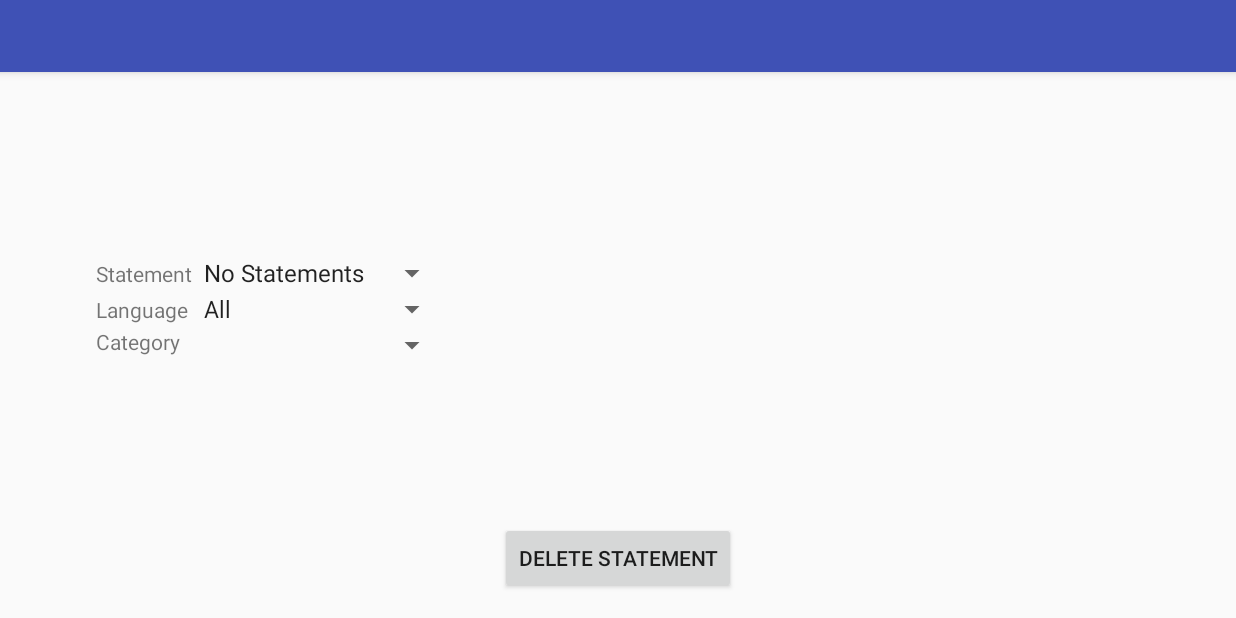
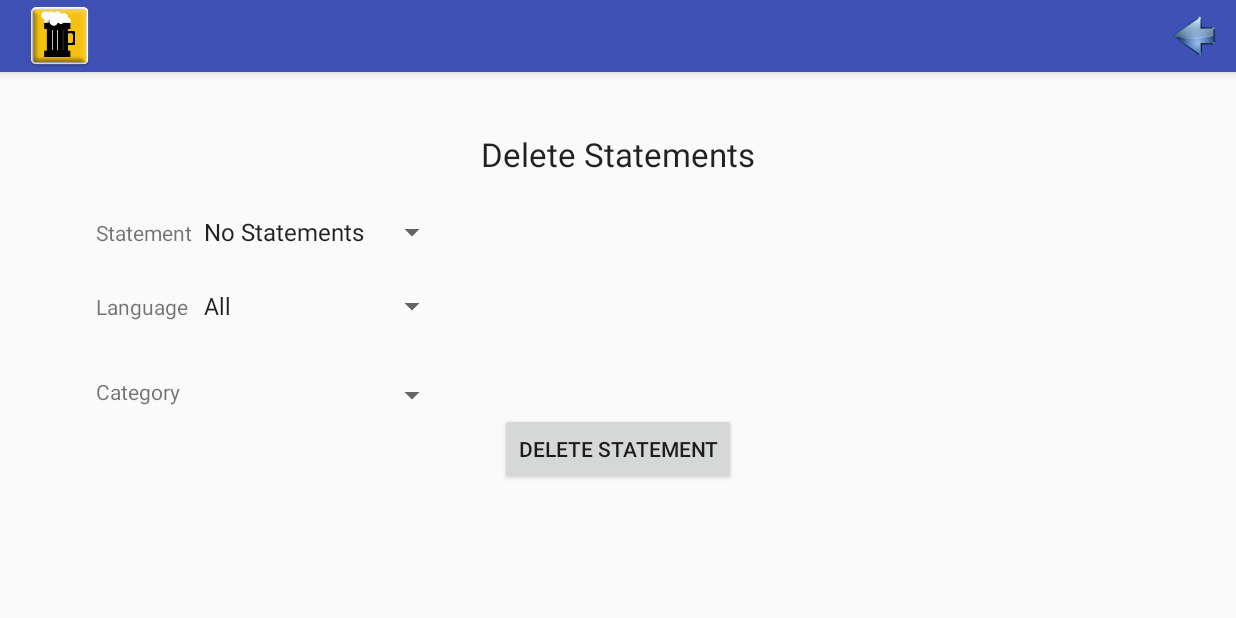
Before and after one commit to Gertfreiberger/Trinkspielsammlung, an Android app: the DeleteStatementActivity screen opened directly, with no data from a screen before it, on a phone screen of 824 x 412 dp (held sideways). Run offline under Robolectric (Android 15) with nearby library versions, the phone set to English and light mode, and no system bars; 9 statements that could not run were skipped.

Commit message:
[MB, PS] Prepared Settings Activity for Presentation

```diff
--- a/DrinkingGamesCollection/app/src/main/java/wtfisandroid/drinkinggamescollection/activities/games/settings/DeleteStatementActivity.java
+++ b/DrinkingGamesCollection/app/src/main/java/wtfisandroid/drinkinggamescollection/activities/games/settings/DeleteStatementActivity.java
@@ -1,11 +1,16 @@
 package wtfisandroid.drinkinggamescollection.activities.games.settings;
 
 import android.content.SharedPreferences;
+import android.content.res.Resources;
+import android.database.sqlite.SQLiteDatabase;
+import android.media.AudioManager;
 import android.os.Bundle;
 import android.preference.PreferenceManager;
 import android.support.design.widget.Snackbar;
 import android.support.v7.app.AppCompatActivity;
 import android.support.v7.widget.Toolbar;
+import android.view.Menu;
+import android.view.MenuItem;
 import android.view.View;
 import android.widget.AdapterView;
 import android.widget.ArrayAdapter;
@@ -32,16 +37,23 @@ public class DeleteStatementActivity extends AppCompatActivity {
 	private Spinner spCategory;
 	private ArrayList<String> statementsText;
 	private ArrayAdapter<String> statementsAdapter;
+	private Resources resource;
+	private Utilities utilities;
+	private SharedPreferences sharedPref;
+	private SQLiteDatabase wdb;
+	private boolean deleteStatement = true;
 
 	@Override
 	protected void onCreate(Bundle savedInstanceState) {
 		super.onCreate(savedInstanceState);
-		Utilities utilities = new Utilities(this);
-		SharedPreferences sharedPref = PreferenceManager.getDefaultSharedPreferences(getApplicationContext());
+
+		resource = getResources();
+		utilities = new Utilities(this);
+		sharedPref = PreferenceManager.getDefaultSharedPreferences(getApplicationContext());
 		String currentLanguage = sharedPref.getString(Utilities.LANGUAGE_PREFERENCE_KEY, Locale.getDefault().getDisplayLanguage());
 		utilities.setLanguage(currentLanguage);
 
-		setContentView(R.layout.activity_i_have_never_ever);
+		setContentView(R.layout.activity_delete_statement);
 
 		Toolbar toolbar = (Toolbar) findViewById(R.id.toolbar);
 		setSupportActionBar(toolbar);
@@ -51,13 +63,13 @@ public class DeleteStatementActivity extends AppCompatActivity {
 		if ( getSupportActionBar() != null ) {
 			getSupportActionBar().setDisplayShowTitleEnabled(false);
 		}
-		setContentView(R.layout.activity_delete_statement);
 
 		spStatements = (Spinner) findViewById(R.id.spStatement);
 		spLanguage = (Spinner) findViewById(R.id.spLanguage);
 		spCategory = (Spinner) findViewById(R.id.spCategory);
 
 		db = new DatabaseHandler(getApplicationContext());
+		wdb = db.getWritableDatabase();
 
 		statementsText = new ArrayList<>();
 
@@ -95,6 +107,35 @@ public class DeleteStatementActivity extends AppCompatActivity {
 	}
 
 	@Override
+	public boolean onCreateOptionsMenu(Menu menu) {
+		getMenuInflater().inflate(R.menu.menu_add_statement, menu);
+		return true;
+	}
+
+	@Override
+	public boolean onOptionsItemSelected(MenuItem item) {
+		switch ( item.getItemId() ) {
+			case R.id.back:
+				if ( sharedPref.getBoolean(Utilities.SOUND_PREFERENCE_KEY, false) )
+					utilities.playSound(1, AudioManager.FX_KEYPRESS_RETURN);
+				finish();
+				break;
+		}
+		return super.onOptionsItemSelected(item);
+	}
+
+	/**
+	 * Take care of popping the fragment back stack or finishing the activity
+	 * as appropriate.
+	 */
+	@Override
+	public void onBackPressed() {
+		if ( !wdb.inTransaction() )
+				super.onBackPressed();
+
+	}
+
+	@Override
 	protected void onDestroy() {
 		db.close();
 		super.onDestroy();
@@ -115,12 +156,41 @@ public class DeleteStatementActivity extends AppCompatActivity {
 
 	public void onClickDeleteStatement(View v) {
 		String statement = String.valueOf(spStatements.getSelectedItem());
-		db.deleteStatement(statement);
+		wdb.beginTransaction();
+		deleteStatement = true;
+		db.deleteStatement(statement, wdb);
 		View view = findViewById(android.R.id.content);
 		if ( view != null ) {
 			Snackbar snackbar = Snackbar.make(view, R.string.statement_deleted, Snackbar.LENGTH_LONG);
+			snackbar.setAction(resource.getString(R.string.undo), new UndoListener());
+			snackbar.setCallback(new Snackbar.Callback() {
+
+				@Override
+				public void onDismissed(Snackbar snackbar, int event) {
+					if ( deleteStatement ) {
+						wdb.setTransactionSuccessful();
+						statementsAdapter.remove(spStatements.getSelectedItem().toString());
+					}
+					wdb.endTransaction();
+				}
+
+				@Override
+				public void onShown(Snackbar snackbar) {
+				}
+			});
 			snackbar.show();
+		} else {
+			wdb.setTransactionSuccessful();
+			wdb.endTransaction();
+			statementsAdapter.remove(spStatements.getSelectedItem().toString());
 		}
-		statementsAdapter.remove(spStatements.getSelectedItem().toString());
+	}
+
+	public class UndoListener implements View.OnClickListener {
+
+		@Override
+		public void onClick(View v) {
+			deleteStatement = false;
+		}
 	}
 }
--- a/DrinkingGamesCollection/app/src/main/java/wtfisandroid/drinkinggamescollection/logic/DatabaseHandler.java
+++ b/DrinkingGamesCollection/app/src/main/java/wtfisandroid/drinkinggamescollection/logic/DatabaseHandler.java
@@ -125,14 +125,11 @@ public class DatabaseHandler extends SQLiteOpenHelper {
 		values.put(KEY_LANGUAGE, statement.getLanguage());
 
 		long k = db.insert(TABLE_STATEMENTS, null, values);
-		Log.d(TAG, "getAllStatements() long = " + k + " with: " + "getAllStatements = [" + getAllStatements("Select  * from statements") + "]");
 		db.close();
 	}
 
-	public void deleteStatement(String statement) {
-		SQLiteDatabase db = this.getWritableDatabase();
+	public void deleteStatement(String statement, SQLiteDatabase db) {
 		db.delete(TABLE_STATEMENTS, KEY_STATEMENT + " = ?", new String[]{ statement });
-		db.close();
 	}
 
 	public int getStatementsCount(String language) {
--- a/DrinkingGamesCollection/app/src/main/res/layout/activity_delete_statement.xml
+++ b/DrinkingGamesCollection/app/src/main/res/layout/activity_delete_statement.xml
@@ -29,36 +29,41 @@
         android:paddingLeft="@dimen/activity_horizontal_margin"
         android:paddingRight="@dimen/activity_horizontal_margin"
         android:paddingTop="@dimen/activity_vertical_margin"
-        tools:context="wtfisandroid.drinkinggamescollection.activities.games.settings.DeleteStatementActivity">
+        tools:context="wtfisandroid.drinkinggamescollection.activities.games.settings.DeleteStatementActivity"
+        android:gravity="center">
 
         <TextView
             android:id="@+id/textView5"
             android:layout_width="wrap_content"
             android:layout_height="wrap_content"
-            android:layout_alignParentTop="true"
-            android:layout_centerHorizontal="true"
             android:text="@string/delete_statements"
-            android:textAppearance="?android:attr/textAppearanceLarge"/>
+            android:textAppearance="?android:attr/textAppearanceLarge"
+            android:layout_above="@+id/tableLayout"
+            android:layout_centerHorizontal="true"/>
 
         <Button
             android:id="@+id/button2"
             android:layout_width="wrap_content"
             android:layout_height="wrap_content"
+            android:onClick="onClickDeleteStatement"
+            android:text="@string/delete_statement"
             android:layout_alignParentBottom="true"
-            android:layout_centerHorizontal="true"
-            android:onClick="onClickDeleteStatement"
-            android:text="@string/delete_statement"/>
+            android:layout_centerHorizontal="true"/>
 
         <!-- TODO Add space between rows-->
         <TableLayout
             android:layout_width="match_parent"
             android:layout_height="wrap_content"
             android:layout_alignParentStart="true"
-            android:layout_centerVertical="true">
+            android:gravity="center_vertical|center|center_horizontal"
+            android:layout_marginTop="25dp"
+            android:id="@+id/tableLayout"
+            android:layout_above="@+id/button2">
 
             <TableRow
                 android:layout_width="match_parent"
-                android:layout_height="match_parent">
+                android:layout_height="match_parent"
+                android:layout_marginBottom="25dp">
 
                 <TextView
                     android:id="@+id/textView6"
@@ -88,7 +93,8 @@
                     android:id="@+id/spLanguage"
                     android:layout_width="wrap_content"
                     android:layout_height="wrap_content"
-                    android:spinnerMode="dropdown"/>
+                    android:spinnerMode="dropdown"
+                    android:layout_marginBottom="35dp"/>
             </TableRow>
 
             <TableRow
--- a/DrinkingGamesCollection/app/src/main/res/values/strings.xml
+++ b/DrinkingGamesCollection/app/src/main/res/values/strings.xml
@@ -304,6 +304,7 @@
     <string name="reset_settings">Reset Settings</string>
     <string name="settings_reset_error">Settings reset error</string>
     <string name="settings_reset_success">Settings successfully reseted</string>
+    <string name="undo">Undo</string>
 
 
 </resources>
```
Also changed, not shown: DrinkingGamesCollection/app/src/main/java/wtfisandroid/drinkinggamescollection/activities/games/settings/AddStatementActivity.java (+3 -5 lines), DrinkingGamesCollection/app/src/main/java/wtfisandroid/drinkinggamescollection/activities/games/settings/SettingsActivity.java (+8 -2 lines), DrinkingGamesCollection/app/src/main/res/layout/activity_add_statement.xml (+18 -11 lines), DrinkingGamesCollection/app/src/main/res/drawable-xxxhdpi/ic_back.png (renamed from DrinkingGamesCollection/app/src/main/res/drawable-xxhdpi/ic_back.png), DrinkingGamesCollection/app/src/main/res/drawable-xxxhdpi/ic_manual.png (added), DrinkingGamesCollection/app/src/main/res/drawable-xxxhdpi/ic_reload.png (renamed from DrinkingGamesCollection/app/src/main/res/drawable-xxhdpi/ic_reload.png), DrinkingGamesCollection/app/src/main/res/drawable-xxxhdpi/ic_settings.png (renamed from DrinkingGamesCollection/app/src/main/res/drawable-xxhdpi/ic_settings.png), 1 other file.
